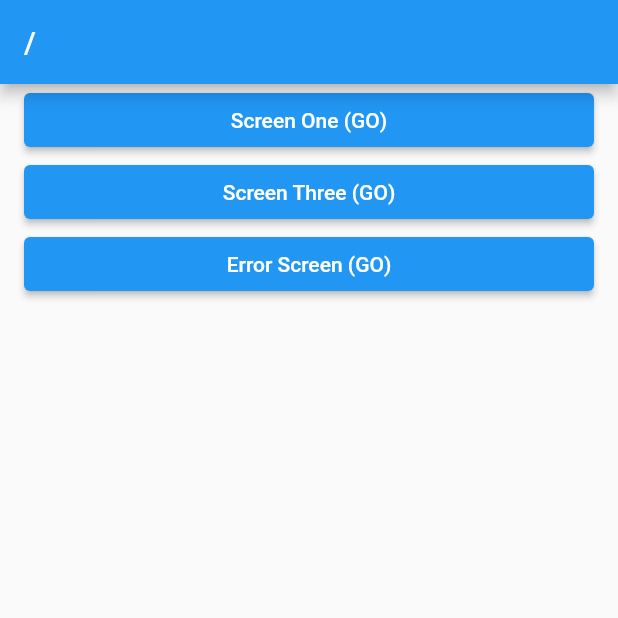
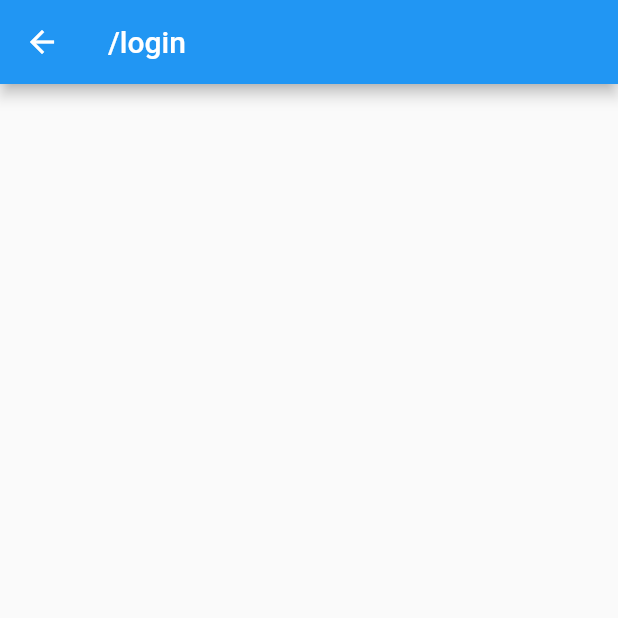
Before and after one commit to tnfy10/go_router_example, a Flutter app: the screen it shows after launch, on a phone screen of 412 x 824 dp, the top half of it. Run offline on Flutter 3.47's test engine with Material 2 defaults, Android fonts, the phone set to English and light mode, and no system bars; our stand-ins replace flutter_riverpod, go_router.

```diff
--- a/lib/main.dart
+++ b/lib/main.dart
@@ -1,62 +1,32 @@
 import 'package:flutter/material.dart';
-import 'package:go_router/go_router.dart';
-import 'package:go_router_example/screen/1_screen.dart';
-import 'package:go_router_example/screen/2_screen.dart';
-import 'package:go_router_example/screen/3_screen.dart';
-import 'package:go_router_example/screen/error_screen.dart';
-import 'package:go_router_example/screen/home_screen.dart';
+import 'package:flutter_riverpod/flutter_riverpod.dart';
+import 'package:go_router_example/provider/auth_provider.dart';
 
 void main() {
-  runApp(_App());
+  runApp(
+    const ProviderScope(
+      child: _App(),
+    ),
+  );
 }
 
-class _App extends StatelessWidget {
-  _App({super.key});
-
-  final GoRouter _router = GoRouter(
-    initialLocation: '/',
-    errorBuilder: (context, state) {
-      return ErrorScreen(error: state.error.toString());
-    },
-    routes: [
-      GoRoute(
-        path: '/',
-        builder: (_, state) => const HomeScreen(),
-        routes: [
-          GoRoute(
-            path: 'one',
-            builder: (_, state) => const OneScreen(),
-            routes: [
-              GoRoute(
-                path: 'two',
-                builder: (_, state) => const TwoScreen(),
-                routes: [
-                  GoRoute(
-                    path: 'three',
-                    name: ThreeScreen.routeName,
-                    builder: (_, state) => const ThreeScreen(),
-                  ),
-                ],
-              ),
-            ],
-          ),
-        ],
-      ),
-    ],
-  );
+class _App extends ConsumerWidget {
+  const _App();
 
   @override
-  Widget build(BuildContext context) {
+  Widget build(BuildContext context, WidgetRef ref) {
+    final router = ref.watch(routerProvider);
+
     return MaterialApp.router(
       // 라우트 정보를 전달
-      routeInformationProvider: _router.routeInformationProvider,
+      routeInformationProvider: router.routeInformationProvider,
       // URI String을 상태 및 Go Router에서 사용할 수 있는 형태로
       // 변환해주는 함수
-      routeInformationParser: _router.routeInformationParser,
+      routeInformationParser: router.routeInformationParser,
       // 위에서 변경된 값으로
       // 실제 어떤 라우트를 보여줄지
       // 정하는 함수
-      routerDelegate: _router.routerDelegate,
+      routerDelegate: router.routerDelegate,
     );
   }
 }
--- /dev/null
+++ b/lib/provider/auth_provider.dart
@@ -0,0 +1,116 @@
+import 'package:flutter/cupertino.dart';
+import 'package:flutter_riverpod/flutter_riverpod.dart';
+import 'package:go_router/go_router.dart';
+import 'package:go_router_example/screen/login_screen.dart';
+
+import '../model/user.dart';
+import '../screen/1_screen.dart';
+import '../screen/2_screen.dart';
+import '../screen/3_screen.dart';
+import '../screen/error_screen.dart';
+import '../screen/home_screen.dart';
+
+final routerProvider = Provider<GoRouter>((ref) {
+  final authStateProvider = AuthNotifier(ref: ref);
+
+  return GoRouter(
+    initialLocation: '/',
+    errorBuilder: (context, state) {
+      return ErrorScreen(error: state.error.toString());
+    },
+    // redirect
+    redirect: authStateProvider._redirectLogic,
+    // refresh
+    refreshListenable: authStateProvider,
+    routes: authStateProvider._routes,
+  );
+});
+
+class AuthNotifier extends ChangeNotifier {
+  final Ref ref;
+
+  AuthNotifier({
+    required this.ref,
+  }) {
+    ref.listen<UserModel?>(userProvider, (previous, next) {
+      if (previous != next) {
+        notifyListeners();
+      }
+    });
+  }
+
+  String? _redirectLogic(BuildContext context, GoRouterState state) {
+    // UserModel의 인스턴스 또는 null
+    final user = ref.read(userProvider);
+
+    // 로그인을 하려는 상태인지
+    final loggingIn = state.location == '/login';
+
+    // 유저 정보가 없다 - 로그인한 상태가 아니다
+    //
+    // 유저 정보가 없고
+    // 로그인하려는 중이 아니라면
+    // 로그인 페이지로 이동한다.
+    if (user == null) {
+      return loggingIn ? null : '/login';
+    }
+
+    // 유저 정보가 있는데
+    // 로그인 페이지라면
+    // 홈으로 이동
+    if (loggingIn) {
+      return '/';
+    }
+
+    return null;
+  }
+
+  List<GoRoute> get _routes => [
+        GoRoute(
+          path: '/',
+          builder: (_, state) => const HomeScreen(),
+          routes: [
+            GoRoute(
+              path: 'one',
+              builder: (_, state) => const OneScreen(),
+              routes: [
+                GoRoute(
+                  path: 'two',
+                  builder: (_, state) => const TwoScreen(),
+                  routes: [
+                    GoRoute(
+                      path: 'three',
+                      name: ThreeScreen.routeName,
+                      builder: (_, state) => const ThreeScreen(),
+                    ),
+                  ],
+                ),
+              ],
+            ),
+            GoRoute(
+              path: '/login',
+              builder: (_, state) => const LoginScreen(),
+            ),
+          ],
+        ),
+      ];
+}
+
+final userProvider =
+    StateNotifierProvider<UserStateNotifier, UserModel?>((ref) => UserStateNotifier());
+
+// 로그인한 상태면 UserModel 인스턴스 상태로 넣어주기
+// 로그아웃 상태면 null 상태로 넣어주기
+class UserStateNotifier extends StateNotifier<UserModel?> {
+  UserStateNotifier() : super(null);
+
+  login({
+    required String name,
+  }) {
+    state = UserModel(name: name);
+  }
+
+  logout() {
+    state = null;
+  }
+}
--- /dev/null
+++ b/lib/screen/login_screen.dart
@@ -0,0 +1,17 @@
+import 'package:flutter/material.dart';
+import 'package:go_router_example/layout/default_layout.dart';
+
+class LoginScreen extends StatelessWidget {
+  const LoginScreen({Key? key}) : super(key: key);
+
+  @override
+  Widget build(BuildContext context) {
+    return DefaultLayout(
+      body: Column(
+        children: [
+
+        ],
+      ),
+    );
+  }
+}
--- a/pubspec.yaml
+++ b/pubspec.yaml
@@ -37,6 +37,7 @@ dependencies:
   # Use with the CupertinoIcons class for iOS style icons.
   cupertino_icons: ^1.0.2
   go_router: ^6.0.0
+  flutter_riverpod: ^2.1.3
 
 dev_dependencies:
   flutter_test:
```
Also changed, not shown: lib/model/user.dart (added, +7 -0 lines), pubspec.lock.
